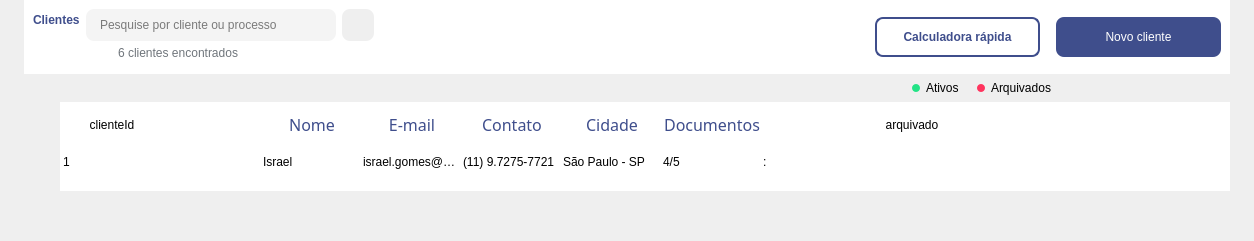
This is Design/UI/newListaClientes.ui in newprev/PrevCliente as Qt 5 draws it before an edit. The edited form follows.
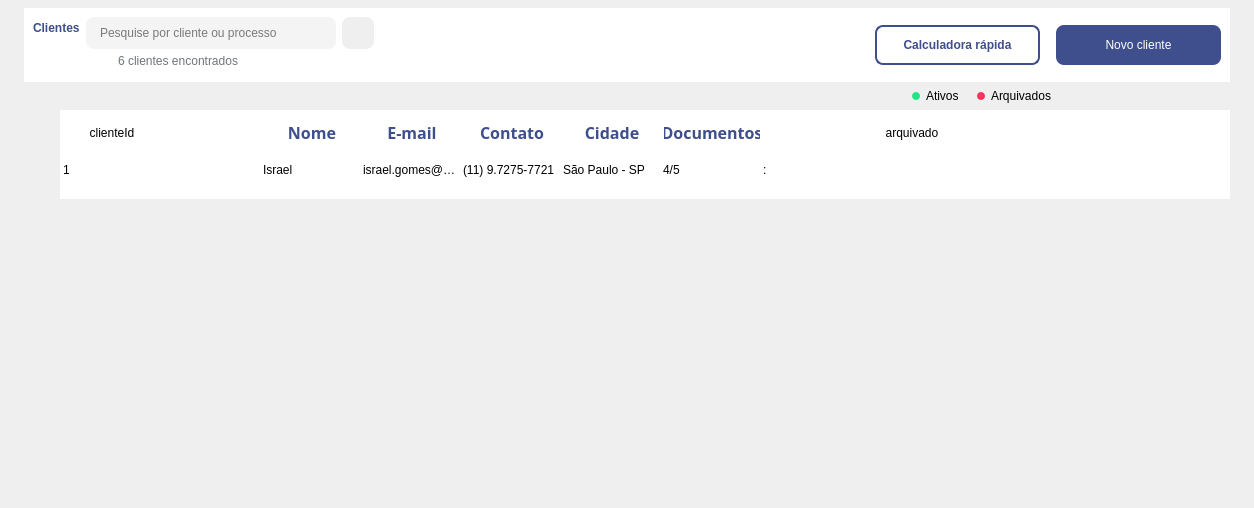
This is the edited form. Icons and pictures are not drawn.

```diff
--- a/Design/UI/newListaClientes.ui
+++ b/Design/UI/newListaClientes.ui
@@ -7,11 +7,11 @@
     <x>0</x>
     <y>0</y>
     <width>1254</width>
-    <height>241</height>
+    <height>508</height>
    </rect>
   </property>
   <property name="sizePolicy">
-   <sizepolicy hsizetype="Preferred" vsizetype="Minimum">
+   <sizepolicy hsizetype="Preferred" vsizetype="Preferred">
     <horstretch>0</horstretch>
     <verstretch>0</verstretch>
    </sizepolicy>
@@ -29,7 +29,7 @@
     <number>0</number>
    </property>
    <property name="topMargin">
-    <number>0</number>
+    <number>8</number>
    </property>
    <property name="rightMargin">
     <number>0</number>
@@ -43,7 +43,7 @@
    <item row="0" column="0">
     <widget class="QFrame" name="frPrincipal">
      <property name="sizePolicy">
-      <sizepolicy hsizetype="Preferred" vsizetype="Minimum">
+      <sizepolicy hsizetype="Preferred" vsizetype="Preferred">
        <horstretch>0</horstretch>
        <verstretch>0</verstretch>
       </sizepolicy>
@@ -653,7 +653,7 @@
       <item alignment="Qt::AlignTop">
        <widget class="QFrame" name="frTabela">
         <property name="sizePolicy">
-         <sizepolicy hsizetype="Preferred" vsizetype="Minimum">
+         <sizepolicy hsizetype="Preferred" vsizetype="Preferred">
           <horstretch>0</horstretch>
           <verstretch>0</verstretch>
          </sizepolicy>
@@ -715,7 +715,7 @@
          <item alignment="Qt::AlignTop">
           <widget class="QTableWidget" name="tblClientes">
            <property name="sizePolicy">
-            <sizepolicy hsizetype="Expanding" vsizetype="Minimum">
+            <sizepolicy hsizetype="Expanding" vsizetype="Preferred">
              <horstretch>0</horstretch>
              <verstretch>0</verstretch>
             </sizepolicy>
@@ -801,6 +801,8 @@
              <font>
               <family>Avenir LT Std</family>
               <pointsize>12</pointsize>
+              <weight>75</weight>
+              <bold>true</bold>
              </font>
             </property>
             <property name="textAlignment">
@@ -831,6 +833,8 @@
              <font>
               <family>Avenir LT Std</family>
               <pointsize>12</pointsize>
+              <weight>75</weight>
+              <bold>true</bold>
              </font>
             </property>
             <property name="textAlignment">
@@ -861,6 +865,8 @@
              <font>
               <family>Avenir LT Std</family>
               <pointsize>12</pointsize>
+              <weight>75</weight>
+              <bold>true</bold>
              </font>
             </property>
             <property name="textAlignment">
@@ -891,6 +897,8 @@
              <font>
               <family>Avenir LT Std</family>
               <pointsize>12</pointsize>
+              <weight>75</weight>
+              <bold>true</bold>
              </font>
             </property>
             <property name="textAlignment">
@@ -921,6 +929,8 @@
              <font>
               <family>Avenir LT Std</family>
               <pointsize>12</pointsize>
+              <weight>75</weight>
+              <bold>true</bold>
              </font>
             </property>
             <property name="textAlignment">
@@ -1005,6 +1015,9 @@
         <property name="orientation">
          <enum>Qt::Vertical</enum>
         </property>
+        <property name="sizeType">
+         <enum>QSizePolicy::Expanding</enum>
+        </property>
         <property name="sizeHint" stdset="0">
          <size>
           <width>20</width>
```
